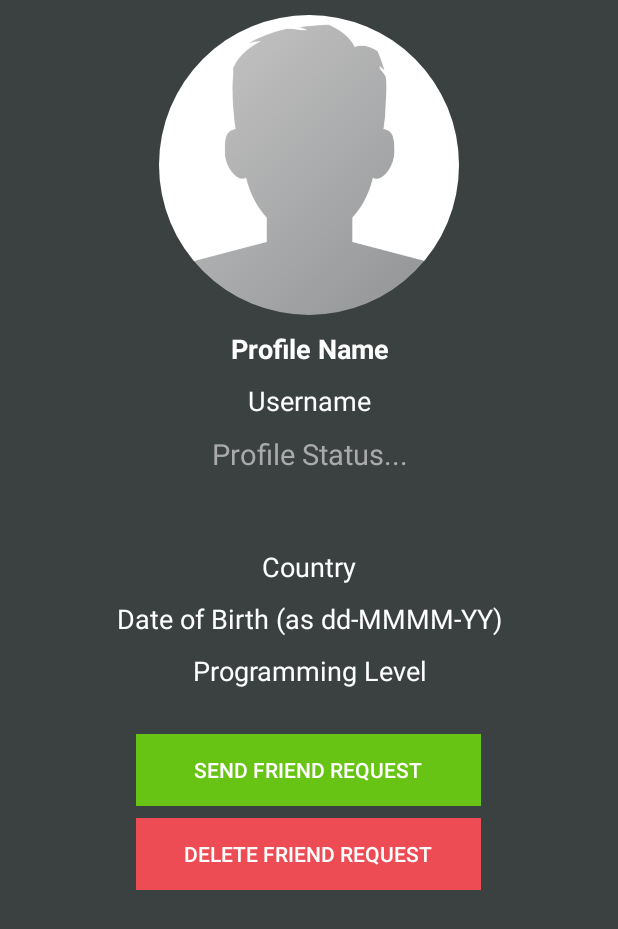
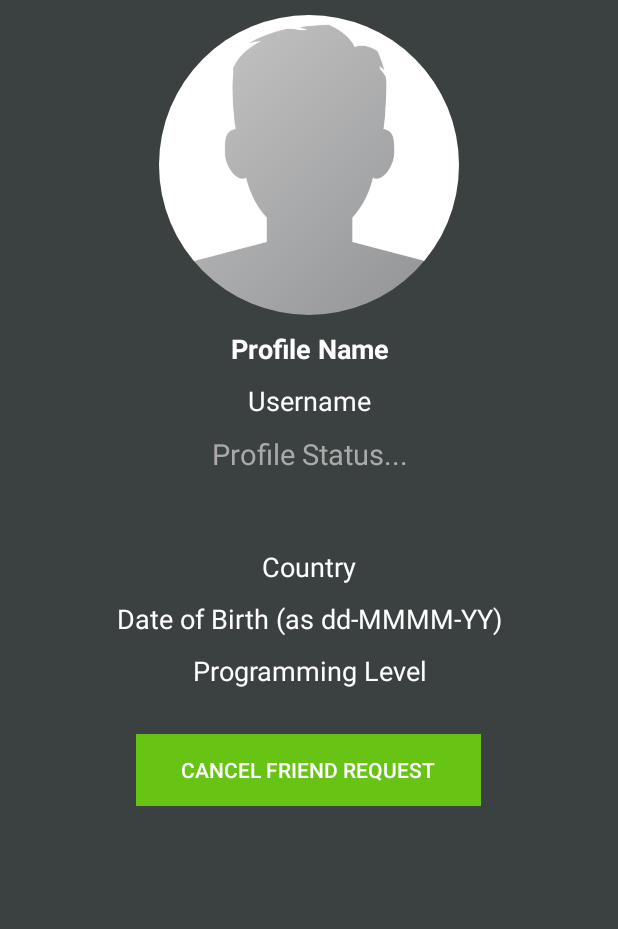
Before and after one commit to ArijitR111Y/VlearnIT, an Android app: the PersonProfileActivity screen opened directly, with no data from a screen before it, after a tap on "SEND FRIEND REQUEST", on a phone screen of 412 x 824 dp. Shown: the top 929 px of the screen. Run offline under Robolectric (Android 15) with nearby library versions, the phone set to English and light mode, and no system bars; our stand-ins replace CircleImageView, Firebase (no records; nobody signed in at launch, a user with empty details on screens opened directly), Picasso; 1 statement that could not run was skipped.

Commit message:
Added send and cancel friend request feature in user profile activity

```diff
--- a/app/src/main/java/com/royarijit998/vlearnit/PersonProfileActivity.java
+++ b/app/src/main/java/com/royarijit998/vlearnit/PersonProfileActivity.java
@@ -8,6 +8,8 @@ import android.view.View;
 import android.widget.Button;
 import android.widget.TextView;
 
+import com.google.android.gms.tasks.OnCompleteListener;
+import com.google.android.gms.tasks.Task;
 import com.google.firebase.auth.FirebaseAuth;
 import com.google.firebase.auth.FirebaseUser;
 import com.google.firebase.database.DataSnapshot;
@@ -27,14 +29,17 @@ public class PersonProfileActivity extends AppCompatActivity {
     private Button sendFriendRequestBtn, declineFriendRequestBtn;
 
     private FirebaseUser currUserRef;
-    private DatabaseReference usersRef, userRef;
+    private DatabaseReference friendReqsRef, usersRef, userRef;
+
+    private String currUserId, currentFriendshipState;
+    private String userId;
 
     @Override
     protected void onCreate(Bundle savedInstanceState) {
         super.onCreate(savedInstanceState);
         setContentView(R.layout.activity_person_profile);
 
-        String userId = getIntent().getExtras().get("userId").toString();
+        userId = getIntent().getExtras().get("userId").toString();
 
         personProfileImageView = findViewById(R.id.personProfileImageView);
         personProfileFullnameTextView = findViewById(R.id.personProfileFullnameTextView);
@@ -47,9 +52,13 @@ public class PersonProfileActivity extends AppCompatActivity {
         sendFriendRequestBtn = findViewById(R.id.sendFriendRequestBtn);
         declineFriendRequestBtn = findViewById(R.id.declineFriendRequestBtn);
 
+        currentFriendshipState = "not_friends";
+
         currUserRef = FirebaseAuth.getInstance().getCurrentUser();
+        currUserId = currUserRef.getUid();
         usersRef = FirebaseDatabase.getInstance().getReference().child("Users");
         userRef = usersRef.child(userId);
+        friendReqsRef = FirebaseDatabase.getInstance().getReference().child("FriendRequests");
 
         userRef.addValueEventListener(new ValueEventListener() {
             @Override
@@ -70,6 +79,8 @@ public class PersonProfileActivity extends AppCompatActivity {
                     personProfileCountryTextView.setText("Country: " + country);
                     personProfileDobTextView.setText("Birthday: " + dob);
                     personProfileLevelTextView.setText("Programming Level: " + level);
+
+                    maintenanceOfButtons();
                 }
             }
 
@@ -79,17 +90,96 @@ public class PersonProfileActivity extends AppCompatActivity {
             }
         });
 
+        declineFriendRequestBtn.setVisibility(View.INVISIBLE);
+
+        if(currUserId.equals(userId)){
+            sendFriendRequestBtn.setVisibility(View.INVISIBLE);
+        }else{
             sendFriendRequestBtn.setOnClickListener(new View.OnClickListener() {
                 @Override
                 public void onClick(View v) {
+                    sendFriendRequestBtn.setEnabled(false);
+                    if(currentFriendshipState.equals("not_friends")){
+                        sendFriendRequest();
+                    }else if(currentFriendshipState.equals("request_sent")){
+                        cancelFriendRequest();
+                    }
                 }
             });
+        }
+    }
 
-        declineFriendRequestBtn.setOnClickListener(new View.OnClickListener() {
+    private void maintenanceOfButtons() {
+        friendReqsRef.child(currUserId)
+                .addListenerForSingleValueEvent(new ValueEventListener() {
                     @Override
-            public void onClick(View v) {
+                    public void onDataChange(@NonNull DataSnapshot dataSnapshot) {
+                        if(dataSnapshot.hasChild(userId)){
+                            String request_type = dataSnapshot.child(userId).child("request_type").getValue().toString();
+
+                            if(request_type.equals("sent")){
+                                currentFriendshipState = "request_sent";
+                                sendFriendRequestBtn.setText("Cancel Friend Request");
+                            }
+                        }
+                    }
+
+                    @Override
+                    public void onCancelled(@NonNull DatabaseError databaseError) {
 
                     }
         });
     }
+
+    private void sendFriendRequest() {
+        friendReqsRef.child(currUserId)
+                .child(userId)
+                .child("request_type").setValue("sent")
+                .addOnCompleteListener(new OnCompleteListener<Void>() {
+                    @Override
+                    public void onComplete(@NonNull Task<Void> task) {
+                        if(task.isSuccessful()){
+                            friendReqsRef.child(userId)
+                                    .child(currUserId)
+                                    .child("request_type").setValue("received")
+                                    .addOnCompleteListener(new OnCompleteListener<Void>() {
+                                        @Override
+                                        public void onComplete(@NonNull Task<Void> task) {
+                                            if(task.isSuccessful()){
+                                                sendFriendRequestBtn.setEnabled(true);
+                                                currentFriendshipState = "request_sent";
+                                                sendFriendRequestBtn.setText("Cancel Friend Request");
                                             }
+                                        }
+                                    });
+                        }
+                    }
+                });
+    }
+
+    private void cancelFriendRequest() {
+        friendReqsRef.child(currUserId)
+                .child(userId)
+                .removeValue()
+                .addOnCompleteListener(new OnCompleteListener<Void>() {
+                    @Override
+                    public void onComplete(@NonNull Task<Void> task) {
+                        if(task.isSuccessful()){
+                            friendReqsRef.child(userId)
+                                    .child(currUserId)
+                                    .removeValue()
+                                    .addOnCompleteListener(new OnCompleteListener<Void>() {
+                                        @Override
+                                        public void onComplete(@NonNull Task<Void> task) {
+                                            if(task.isSuccessful()){
+                                                sendFriendRequestBtn.setEnabled(true);
+                                                currentFriendshipState = "not_friends";
+                                                sendFriendRequestBtn.setText("Send Friend Request");
+                                            }
+                                        }
+                                    });
+                        }
+                    }
+                });
+    }
+}
```
Lines whose indentation alone changed are shown as unchanged.
